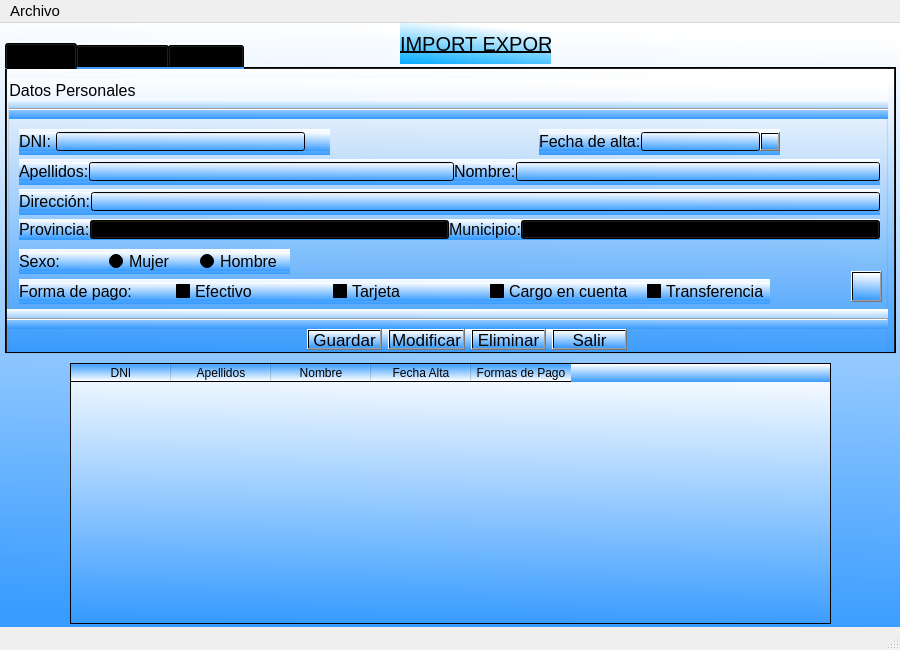
The window that prueba.ui (solglez/gonzalezescolar) describes before a commit, drawn with Qt 5.
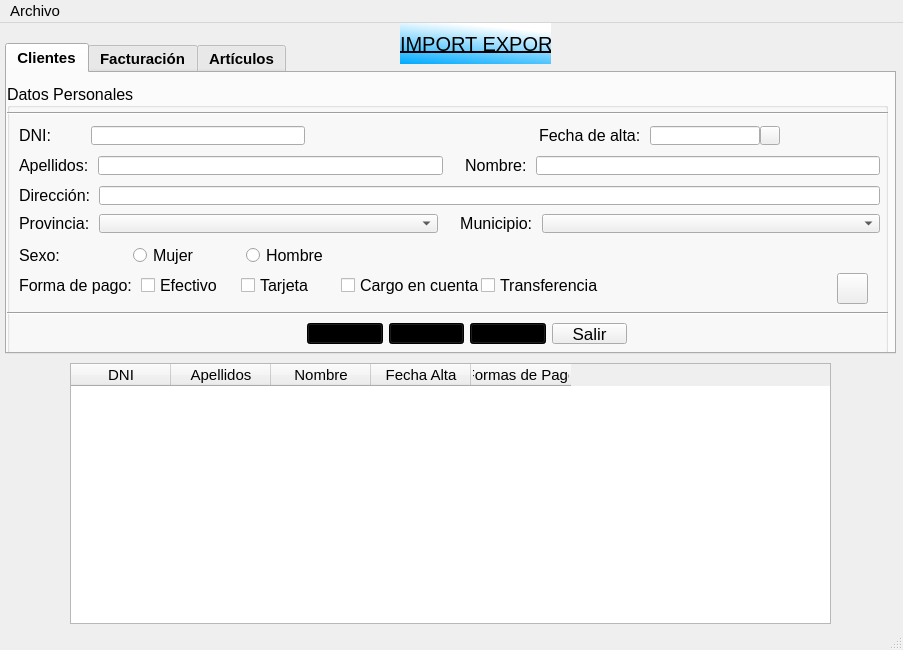
The same window after the commit. Icons and pictures are not drawn.

Commit message: Ya no es todo azul :C

What changed in the file:
```diff
--- a/prueba.ui
+++ b/prueba.ui
@@ -6,7 +6,7 @@
    <rect>
     <x>0</x>
     <y>0</y>
-    <width>900</width>
+    <width>903</width>
     <height>650</height>
    </rect>
   </property>
@@ -35,7 +35,7 @@
   </property>
   <widget class="QWidget" name="centralwidget">
    <property name="styleSheet">
-    <string notr="true"> QWidget{background-color: qlineargradient(spread:pad, x1:0.414, y1:1, x2:0.46, y2:0, stop:0 rgba(55, 155, 255, 255), stop:1 rgba(255, 255, 255, 255));} </string>
+    <string notr="true"/>
    </property>
    <widget class="QLabel" name="lblClientes">
     <property name="geometry">
@@ -131,7 +131,7 @@
         <x>0</x>
         <y>10</y>
         <width>881</width>
-        <height>281</height>
+        <height>271</height>
        </rect>
       </property>
       <property name="font">
@@ -151,8 +151,8 @@
        <property name="geometry">
         <rect>
          <x>12</x>
-         <y>170</y>
-         <width>271</width>
+         <y>160</y>
+         <width>341</width>
          <height>25</height>
         </rect>
        </property>
@@ -174,7 +174,7 @@
            </font>
           </property>
           <property name="text">
-           <string>Sexo:</string>
+           <string>Sexo:  </string>
           </property>
          </widget>
         </item>
@@ -226,7 +226,7 @@
        <property name="geometry">
         <rect>
          <x>12</x>
-         <y>110</y>
+         <y>100</y>
          <width>861</width>
          <height>26</height>
         </rect>
@@ -252,7 +252,7 @@
            </font>
           </property>
           <property name="text">
-           <string>Dirección:</string>
+           <string>Dirección:  </string>
           </property>
          </widget>
         </item>
@@ -277,7 +277,7 @@
        <property name="geometry">
         <rect>
          <x>12</x>
-         <y>50</y>
+         <y>40</y>
          <width>311</width>
          <height>26</height>
         </rect>
@@ -305,7 +305,7 @@
            </font>
           </property>
           <property name="text">
-           <string>DNI: </string>
+           <string>DNI:         </string>
           </property>
          </widget>
         </item>
@@ -354,7 +354,7 @@
        <property name="geometry">
         <rect>
          <x>532</x>
-         <y>50</y>
+         <y>40</y>
          <width>241</width>
          <height>26</height>
         </rect>
@@ -377,7 +377,7 @@
            </font>
           </property>
           <property name="text">
-           <string>Fecha de alta:</string>
+           <string>Fecha de alta:  </string>
           </property>
          </widget>
         </item>
@@ -428,7 +428,7 @@
        <property name="geometry">
         <rect>
          <x>12</x>
-         <y>80</y>
+         <y>70</y>
          <width>861</width>
          <height>26</height>
         </rect>
@@ -454,7 +454,7 @@
            </font>
           </property>
           <property name="text">
-           <string>Apellidos:</string>
+           <string>Apellidos:  </string>
           </property>
          </widget>
         </item>
@@ -487,7 +487,7 @@
            </font>
           </property>
           <property name="text">
-           <string>Nombre:</string>
+           <string>     Nombre:  </string>
           </property>
          </widget>
         </item>
@@ -512,7 +512,7 @@
        <property name="geometry">
         <rect>
          <x>12</x>
-         <y>140</y>
+         <y>130</y>
          <width>861</width>
          <height>21</height>
         </rect>
@@ -541,7 +541,7 @@
            </font>
           </property>
           <property name="text">
-           <string>Provincia:</string>
+           <string>Provincia:  </string>
           </property>
          </widget>
         </item>
@@ -581,7 +581,7 @@
            </font>
           </property>
           <property name="text">
-           <string>Municipio:</string>
+           <string>     Municipio:  </string>
           </property>
          </widget>
         </item>
@@ -606,7 +606,7 @@
       <widget class="Line" name="line_2">
        <property name="geometry">
         <rect>
-         <x>2</x>
+         <x>0</x>
          <y>20</y>
          <width>881</width>
          <height>20</height>
@@ -623,8 +623,8 @@
        <property name="geometry">
         <rect>
          <x>12</x>
-         <y>200</y>
-         <width>751</width>
+         <y>190</y>
+         <width>581</width>
          <height>25</height>
         </rect>
        </property>
@@ -652,7 +652,7 @@
            </font>
           </property>
           <property name="text">
-           <string>Forma de pago:</string>
+           <string>Forma de pago:  </string>
           </property>
          </widget>
         </item>
@@ -794,7 +794,7 @@
        <property name="geometry">
         <rect>
          <x>0</x>
-         <y>230</y>
+         <y>220</y>
          <width>881</width>
          <height>20</height>
         </rect>
@@ -809,8 +809,8 @@
       <widget class="QPushButton" name="btnLimpiaCli">
        <property name="geometry">
         <rect>
-         <x>844</x>
-         <y>192</y>
+         <x>830</x>
+         <y>190</y>
          <width>31</width>
          <height>31</height>
         </rect>
@@ -827,7 +827,7 @@
        <property name="geometry">
         <rect>
          <x>300</x>
-         <y>250</y>
+         <y>240</y>
          <width>320</width>
          <height>21</height>
         </rect>
@@ -1499,7 +1499,7 @@
     <rect>
      <x>0</x>
      <y>0</y>
-     <width>900</width>
+     <width>903</width>
      <height>21</height>
     </rect>
    </property>
```
The commit also changes 1 other file.
